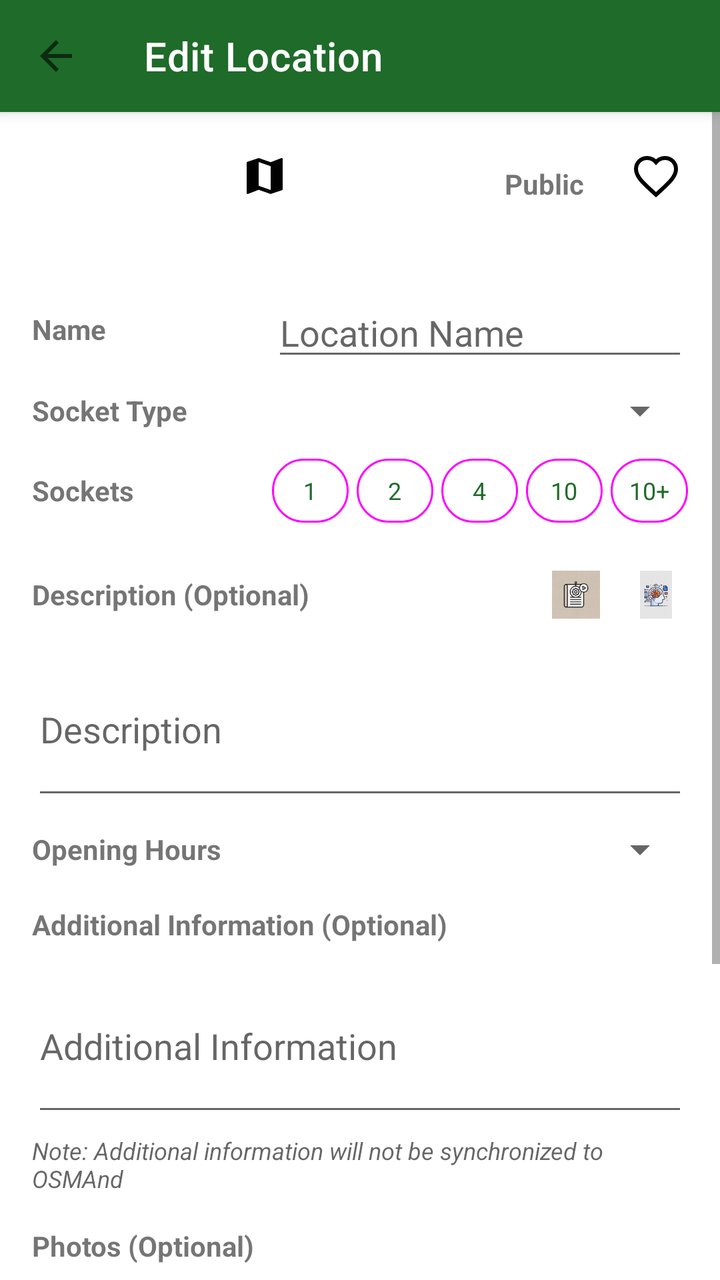
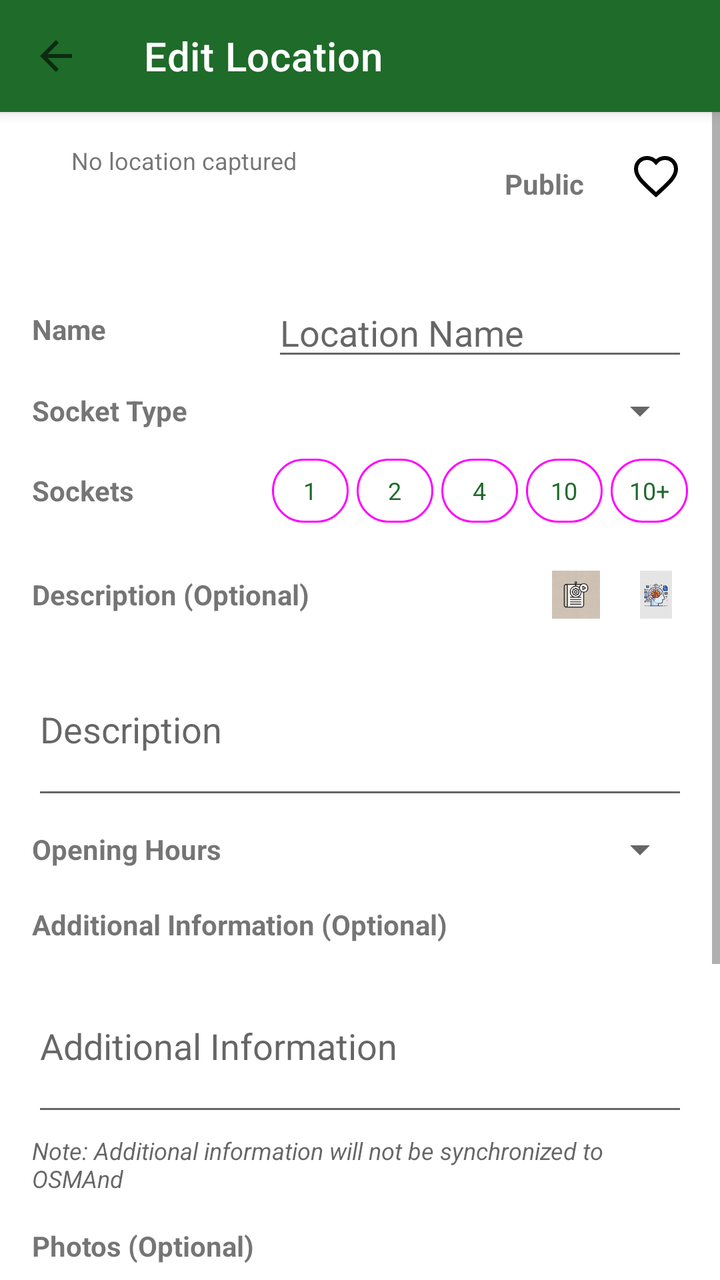

Before-and-after screenshots of an Android layout around one commit, followed by the original layout XML and the change that was made.
<!-- AndroidManifest.xml: application theme Theme.PEVPlugShare -->
<!-- res/layout/activity_edit_location.xml -->
<?xml version="1.0" encoding="utf-8"?>
<LinearLayout xmlns:android="http://schemas.android.com/apk/res/android"
    xmlns:app="http://schemas.android.com/apk/res-auto"
    android:layout_width="match_parent"
    android:layout_height="match_parent"
    android:orientation="vertical">

    
    <com.google.android.material.appbar.MaterialToolbar
        android:id="@+id/toolbar"
        android:layout_width="match_parent"
        android:layout_height="?attr/actionBarSize"
        android:background="?attr/colorPrimary"
        android:elevation="4dp"
        app:navigationIcon="@drawable/ic_arrow_back"
        app:title="Edit Location"
        app:titleTextColor="?attr/colorOnPrimary" />

    <FrameLayout
        android:layout_width="match_parent"
        android:layout_height="0dp"
        android:layout_weight="1">

        
        <ProgressBar
            android:id="@+id/progressBar"
            android:layout_width="wrap_content"
            android:layout_height="wrap_content"
            android:layout_gravity="center"
            android:visibility="gone" />

        
        <ScrollView
            android:id="@+id/formContainer"
            android:layout_width="match_parent"
            android:layout_height="match_parent"
            android:visibility="visible">

            <LinearLayout
                android:layout_width="match_parent"
                android:layout_height="wrap_content"
                android:orientation="vertical"
                android:padding="16dp">

            
            <LinearLayout
                android:layout_width="match_parent"
                android:layout_height="wrap_content"
                android:orientation="horizontal"
                android:gravity="end"
                android:layout_marginBottom="16dp">

                
                <ImageView
                    android:id="@+id/mapLocationButton"
                    android:layout_width="32dp"
                    android:layout_height="32dp"
                    android:src="@drawable/ic_map"
                    android:contentDescription="Select location on map"
                    android:padding="4dp"
                    android:layout_marginEnd="16dp" />

                
                <ImageView
                    android:id="@+id/feeIndicator"
                    android:layout_width="32dp"
                    android:layout_height="32dp"
                    android:src="@drawable/ic_dollar"
                    android:contentDescription="Fee indicator"
                    android:padding="4dp"
                    android:layout_marginEnd="16dp" />

                
                <LinearLayout
                    android:id="@+id/accessTypeToggleLayout"
                    android:layout_width="wrap_content"
                    android:layout_height="wrap_content"
                    android:orientation="horizontal"
                    android:gravity="center_vertical"
                    android:padding="4dp"
                    android:layout_marginEnd="16dp">

                    <ImageView
                        android:id="@+id/accessTypeIcon"
                        android:layout_width="32dp"
                        android:layout_height="32dp"
                        android:src="@drawable/ic_public"
                        android:contentDescription="Access type"
                        android:padding="4dp" />

                    <TextView
                        android:id="@+id/accessTypeText"
                        android:layout_width="wrap_content"
                        android:layout_height="wrap_content"
                        android:text="Public"
                        android:textStyle="bold"
                        android:layout_marginStart="4dp" />
                </LinearLayout>

                
                <ImageView
                    android:id="@+id/favoriteIndicator"
                    android:layout_width="32dp"
                    android:layout_height="32dp"
                    android:src="@drawable/ic_favorite_border"
                    android:contentDescription="Mark as favorite"
                    android:padding="4dp" />
            </LinearLayout>

            
            <LinearLayout
                android:layout_width="match_parent"
                android:layout_height="wrap_content"
                android:orientation="horizontal"
                android:layout_marginTop="16dp"
                android:gravity="center_vertical">

                <TextView
                    android:layout_width="120dp"
                    android:layout_height="wrap_content"
                    android:text="Name"
                    android:textStyle="bold" />

                <EditText
                    android:id="@+id/nameInput"
                    android:layout_width="0dp"
                    android:layout_height="wrap_content"
                    android:layout_weight="1"
                    android:hint="Location Name"
                    android:inputType="text" />
            </LinearLayout>

            
            <LinearLayout
                android:layout_width="match_parent"
                android:layout_height="wrap_content"
                android:orientation="horizontal"
                android:layout_marginTop="8dp"
                android:gravity="center_vertical">

                <TextView
                    android:layout_width="120dp"
                    android:layout_height="wrap_content"
                    android:text="Socket Type"
                    android:textStyle="bold" />

                <Spinner
                    android:id="@+id/socketTypeSpinner"
                    android:layout_width="0dp"
                    android:layout_height="wrap_content"
                    android:layout_weight="1" />
            </LinearLayout>

            
            <LinearLayout
                android:layout_width="match_parent"
                android:layout_height="wrap_content"
                android:orientation="horizontal"
                android:layout_marginTop="8dp"
                android:gravity="center_vertical">

                <TextView
                    android:layout_width="120dp"
                    android:layout_height="wrap_content"
                    android:text="Sockets"
                    android:textStyle="bold" />

                <LinearLayout
                    android:layout_width="0dp"
                    android:layout_height="wrap_content"
                    android:layout_weight="1"
                    android:orientation="horizontal"
                    android:gravity="center_vertical">

                    <com.google.android.material.button.MaterialButton
                        android:id="@+id/socket1Button"
                        android:layout_width="0dp"
                        android:layout_height="40dp"
                        android:layout_weight="1"
                        android:text="1"
                        android:textSize="12sp"
                        android:minHeight="0dp"
                        android:minWidth="0dp"
                        android:paddingTop="4dp"
                        android:paddingBottom="4dp"
                        android:paddingStart="2dp"
                        android:paddingEnd="2dp"
                        android:layout_marginEnd="4dp"
                        android:insetLeft="0dp"
                        android:insetRight="0dp"
                        style="@style/Widget.Material3.Button.OutlinedButton" />

                    <com.google.android.material.button.MaterialButton
                        android:id="@+id/socket2Button"
                        android:layout_width="0dp"
                        android:layout_height="40dp"
                        android:layout_weight="1"
                        android:text="2"
                        android:textSize="12sp"
                        android:minHeight="0dp"
                        android:minWidth="0dp"
                        android:paddingTop="4dp"
                        android:paddingBottom="4dp"
                        android:paddingStart="2dp"
                        android:paddingEnd="2dp"
                        android:layout_marginEnd="4dp"
                        android:insetLeft="0dp"
                        android:insetRight="0dp"
                        style="@style/Widget.Material3.Button.OutlinedButton" />

                    <com.google.android.material.button.MaterialButton
                        android:id="@+id/socket4Button"
                        android:layout_width="0dp"
                        android:layout_height="40dp"
                        android:layout_weight="1"
                        android:text="4"
                        android:textSize="12sp"
                        android:minHeight="0dp"
                        android:minWidth="0dp"
                        android:paddingTop="4dp"
                        android:paddingBottom="4dp"
                        android:paddingStart="2dp"
                        android:paddingEnd="2dp"
                        android:layout_marginEnd="4dp"
                        android:insetLeft="0dp"
                        android:insetRight="0dp"
                        style="@style/Widget.Material3.Button.OutlinedButton" />

                    <com.google.android.material.button.MaterialButton
                        android:id="@+id/socket10Button"
                        android:layout_width="0dp"
                        android:layout_height="40dp"
                        android:layout_weight="1"
                        android:text="10"
                        android:textSize="12sp"
                        android:minHeight="0dp"
                        android:minWidth="0dp"
                        android:paddingTop="4dp"
                        android:paddingBottom="4dp"
                        android:paddingStart="2dp"
                        android:paddingEnd="2dp"
                        android:layout_marginEnd="4dp"
                        android:insetLeft="0dp"
                        android:insetRight="0dp"
                        style="@style/Widget.Material3.Button.OutlinedButton" />

                    <com.google.android.material.button.MaterialButton
                        android:id="@+id/socket10PlusButton"
                        android:layout_width="0dp"
                        android:layout_height="40dp"
                        android:layout_weight="1"
                        android:text="10+"
                        android:textSize="12sp"
                        android:minHeight="0dp"
                        android:minWidth="0dp"
                        android:paddingTop="4dp"
                        android:paddingBottom="4dp"
                        android:paddingStart="2dp"
                        android:paddingEnd="2dp"
                        android:insetLeft="0dp"
                        android:insetRight="0dp"
                        style="@style/Widget.Material3.Button.OutlinedButton" />
                </LinearLayout>
            </LinearLayout>

            
            <com.google.android.material.button.MaterialButtonToggleGroup
                android:id="@+id/accessTypeToggle"
                android:layout_width="match_parent"
                android:layout_height="wrap_content"
                android:layout_marginTop="8dp"
                android:visibility="gone"
                app:selectionRequired="true"
                app:singleSelection="true">

                <com.google.android.material.button.MaterialButton
                    android:id="@+id/public_button"
                    android:layout_width="0dp"
                    android:layout_height="wrap_content"
                    android:layout_weight="1"
                    android:text="Public"
                    style="@style/Widget.Material3.Button.OutlinedButton" />

                <com.google.android.material.button.MaterialButton
                    android:id="@+id/private_button"
                    android:layout_width="0dp"
                    android:layout_height="wrap_content"
                    android:layout_weight="1"
                    android:text="Private"
                    style="@style/Widget.Material3.Button.OutlinedButton" />
            </com.google.android.material.button.MaterialButtonToggleGroup>

            <CheckBox
                android:id="@+id/feeCheckbox"
                android:layout_width="match_parent"
                android:layout_height="wrap_content"
                android:layout_marginTop="12dp"
                android:visibility="gone"
                android:text="This location has charging fees" />

            
            <LinearLayout
                android:id="@+id/feeDetailsSection"
                android:layout_width="match_parent"
                android:layout_height="wrap_content"
                android:layout_marginTop="12dp"
                android:orientation="vertical"
                android:visibility="gone"
                android:padding="12dp"
                android:background="@color/md_theme_surface">

                <EditText
                    android:id="@+id/providerNameInput"
                    android:layout_width="match_parent"
                    android:layout_height="wrap_content"
                    android:hint="Provider Name" />

                <EditText
                    android:id="@+id/chargingCostsInput"
                    android:layout_width="match_parent"
                    android:layout_height="wrap_content"
                    android:layout_marginTop="8dp"
                    android:hint="Approximate Costs" />

                <EditText
                    android:id="@+id/providerWebsiteInput"
                    android:layout_width="match_parent"
                    android:layout_height="wrap_content"
                    android:layout_marginTop="8dp"
                    android:hint="Provider Website"
                    android:inputType="textUri" />
            </LinearLayout>

            
            <LinearLayout
                android:layout_width="match_parent"
                android:layout_height="wrap_content"
                android:layout_marginTop="16dp"
                android:orientation="horizontal"
                android:gravity="center_vertical">

                <TextView
                    android:layout_width="0dp"
                    android:layout_height="wrap_content"
                    android:layout_weight="1"
                    android:text="Description (Optional)"
                    android:textStyle="bold" />

                <ImageView
                    android:id="@+id/buttonParseDescription"
                    android:layout_width="32dp"
                    android:layout_height="32dp"
                    android:src="@drawable/ic_parse_description"
                    android:contentDescription="Parse description to extract data"
                    android:padding="4dp"
                    android:layout_marginEnd="8dp"
                    android:background="?attr/selectableItemBackgroundBorderless" />

                <ImageView
                    android:id="@+id/buttonGenerateDescription"
                    android:layout_width="32dp"
                    android:layout_height="32dp"
                    android:src="@drawable/ic_generate_description"
                    android:contentDescription="Generate description with AI"
                    android:padding="4dp"
                    android:background="?attr/selectableItemBackgroundBorderless" />
            </LinearLayout>

            <EditText
                android:id="@+id/descriptionInput"
                android:layout_width="match_parent"
                android:layout_height="wrap_content"
                android:layout_marginTop="8dp"
                android:hint="Description"
                android:inputType="textMultiLine"
                android:lines="3" />

            
            <LinearLayout
                android:layout_width="match_parent"
                android:layout_height="wrap_content"
                android:orientation="horizontal"
                android:layout_marginTop="8dp"
                android:gravity="center_vertical">

                <TextView
                    android:layout_width="120dp"
                    android:layout_height="wrap_content"
                    android:text="Opening Hours"
                    android:textStyle="bold" />

                <Spinner
                    android:id="@+id/openingHoursSpinner"
                    android:layout_width="0dp"
                    android:layout_height="wrap_content"
                    android:layout_weight="1" />
            </LinearLayout>

            
            <TextView
                android:layout_width="match_parent"
                android:layout_height="wrap_content"
                android:layout_marginTop="16dp"
                android:text="Additional Information (Optional)"
                android:textStyle="bold" />

            <EditText
                android:id="@+id/additionalInfoInput"
                android:layout_width="match_parent"
                android:layout_height="wrap_content"
                android:layout_marginTop="8dp"
                android:hint="Additional Information"
                android:inputType="textMultiLine"
                android:lines="3" />

            <TextView
                android:layout_width="match_parent"
                android:layout_height="wrap_content"
                android:layout_marginTop="4dp"
                android:text="Note: Additional information will not be synchronized to OSMAnd"
                android:textSize="12sp"
                android:textStyle="italic"
                android:textColor="?android:attr/textColorSecondary" />

            
            <LinearLayout
                android:layout_width="match_parent"
                android:layout_height="wrap_content"
                android:layout_marginTop="16dp"
                android:orientation="horizontal"
                android:gravity="center_vertical">

                <TextView
                    android:layout_width="0dp"
                    android:layout_height="wrap_content"
                    android:layout_weight="1"
                    android:text="Photos (Optional)"
                    android:textStyle="bold" />

                <ImageView
                    android:id="@+id/analyzePhotosButton"
                    android:layout_width="32dp"
                    android:layout_height="32dp"
                    android:src="@drawable/ic_auto_fix"
                    android:contentDescription="Analyze photos with AI"
                    android:padding="4dp"
                    android:background="?attr/selectableItemBackgroundBorderless"
                    android:visibility="gone" />
            </LinearLayout>

            <HorizontalScrollView
                android:layout_width="match_parent"
                android:layout_height="wrap_content"
                android:layout_marginTop="8dp">

                <LinearLayout
                    android:id="@+id/photosContainer"
                    android:layout_width="wrap_content"
                    android:layout_height="wrap_content"
                    android:orientation="horizontal">

                    
                    <com.google.android.material.card.MaterialCardView
                        android:id="@+id/addPhotoButton"
                        android:layout_width="100dp"
                        android:layout_height="100dp"
                        android:layout_margin="4dp"
                        android:clickable="true"
                        android:focusable="true"
                        app:cardCornerRadius="8dp">

                        <LinearLayout
                            android:layout_width="match_parent"
                            android:layout_height="match_parent"
                            android:orientation="vertical"
                            android:gravity="center"
                            android:background="?attr/selectableItemBackground">

                            <ImageView
                                android:layout_width="48dp"
                                android:layout_height="48dp"
                                android:src="@drawable/ic_add"
                                app:tint="?attr/colorPrimary" />

                            <TextView
                                android:layout_width="wrap_content"
                                android:layout_height="wrap_content"
                                android:text="Add Photo"
                                android:textSize="12sp"
                                android:layout_marginTop="4dp" />
                        </LinearLayout>
                    </com.google.android.material.card.MaterialCardView>

                    
                </LinearLayout>
            </HorizontalScrollView>

            <TextView
                android:layout_width="match_parent"
                android:layout_height="wrap_content"
                android:layout_marginTop="4dp"
                android:text="Add up to 5 photos to help identify the charging location"
                android:textSize="12sp"
                android:textStyle="italic"
                android:textColor="?android:attr/textColorSecondary" />

            
            <LinearLayout
                android:layout_width="match_parent"
                android:layout_height="wrap_content"
                android:layout_marginTop="24dp"
                android:orientation="horizontal"
                android:weightSum="2">

                <com.google.android.material.button.MaterialButton
                    android:id="@+id/buttonSubmit"
                    android:layout_width="0dp"
                    android:layout_height="wrap_content"
                    android:layout_weight="1"
                    android:layout_marginEnd="4dp"
                    android:text="Update"
                    android:textSize="16sp" />

                <com.google.android.material.button.MaterialButton
                    android:id="@+id/buttonCancel"
                    android:layout_width="0dp"
                    android:layout_height="wrap_content"
                    android:layout_weight="1"
                    android:layout_marginStart="4dp"
                    android:text="Cancel"
                    android:textSize="16sp"
                    style="@style/CustomOutlinedButton" />
            </LinearLayout>

            
            <com.google.android.material.button.MaterialButton
                android:id="@+id/buttonSyncToOsmand"
                android:layout_width="match_parent"
                android:layout_height="wrap_content"
                android:layout_marginTop="8dp"
                android:text="Sync to OSMAnd"
                android:icon="@drawable/ic_sync_pending"
                android:textSize="16sp"
                android:visibility="gone"
                style="@style/CustomOutlinedButton" />

        </LinearLayout>

    </ScrollView>

    </FrameLayout>

    
    <include layout="@layout/modal_map_location_picker" />

</LinearLayout>
<!-- res/layout/modal_map_location_picker.xml (included above) -->
<?xml version="1.0" encoding="utf-8"?>
<FrameLayout xmlns:android="http://schemas.android.com/apk/res/android"
    xmlns:app="http://schemas.android.com/apk/res-auto"
    android:id="@+id/mapModalOverlay"
    android:layout_width="match_parent"
    android:layout_height="match_parent"
    android:background="#80000000"
    android:visibility="gone"
    android:clickable="true"
    android:focusable="true">

    <LinearLayout
        android:layout_width="match_parent"
        android:layout_height="wrap_content"
        android:layout_gravity="center"
        android:layout_marginStart="24dp"
        android:layout_marginEnd="24dp"
        android:layout_marginTop="80dp"
        android:layout_marginBottom="80dp"
        android:background="@android:color/white"
        android:elevation="8dp"
        android:orientation="vertical"
        android:maxHeight="500dp">

        
        <org.osmdroid.views.MapView
            android:id="@+id/mapView"
            android:layout_width="match_parent"
            android:layout_height="0dp"
            android:layout_weight="1" />

        
        <LinearLayout
            android:layout_width="match_parent"
            android:layout_height="wrap_content"
            android:orientation="horizontal"
            android:padding="16dp"
            android:weightSum="2">

            <com.google.android.material.button.MaterialButton
                android:id="@+id/buttonAcceptLocation"
                android:layout_width="0dp"
                android:layout_height="wrap_content"
                android:layout_weight="1"
                android:layout_marginEnd="8dp"
                android:text="Accept" />

            <com.google.android.material.button.MaterialButton
                android:id="@+id/buttonCancelLocation"
                android:layout_width="0dp"
                android:layout_height="wrap_content"
                android:layout_weight="1"
                android:layout_marginStart="8dp"
                android:text="Cancel"
                style="@style/Widget.MaterialComponents.Button.OutlinedButton" />
        </LinearLayout>
    </LinearLayout>
</FrameLayout>
<!-- resources referenced by this layout -->
<resources>
  <color name="md_theme_surface">#fffbfe</color>
  <!-- drawable ic_add (drawable) -->
  <?xml version="1.0" encoding="utf-8"?>
  <vector xmlns:android="http://schemas.android.com/apk/res/android"
      android:width="24dp"
      android:height="24dp"
      android:viewportWidth="24"
      android:viewportHeight="24">
      <path
          android:fillColor="#000000"
          android:pathData="M12,4C7.58,4 4,7.58 4,12s3.58,8 8,8 8,-3.58 8,-8 -3.58,-8 -8,-8zm3.5,9h-3v3h-1v-3h-3v-1h3V8h1v3h3v1z" />
  </vector>
  <!-- drawable ic_arrow_back (drawable) -->
  <vector xmlns:android="http://schemas.android.com/apk/res/android"
      android:width="24dp"
      android:height="24dp"
      android:viewportWidth="24"
      android:viewportHeight="24"
      android:tint="?attr/colorControlNormal">
      <path
          android:fillColor="@android:color/white"
          android:pathData="M20,11H7.83l5.59,-5.59L12,4l-8,8 8,8 1.41,-1.41L7.83,13H20v-2z"/>
  </vector>
  <!-- drawable ic_favorite_border (drawable) -->
  <?xml version="1.0" encoding="utf-8"?>
  <vector xmlns:android="http://schemas.android.com/apk/res/android"
      android:width="24dp"
      android:height="24dp"
      android:viewportWidth="24"
      android:viewportHeight="24">
      <path
          android:strokeColor="@android:color/black"
          android:strokeWidth="2"
          android:fillColor="@android:color/transparent"
          android:pathData="M12,21.35l-1.45,-1.32C5.4,15.36 2,12.28 2,8.5 2,5.42 4.42,3 7.5,3c1.74,0 3.41,0.81 4.5,2.09C13.09,3.81 14.76,3 16.5,3 19.58,3 22,5.42 22,8.5c0,3.78 -3.4,6.86 -8.55,11.54L12,21.35z"/>
  </vector>
  <!-- drawable ic_map (drawable) -->
  <vector xmlns:android="http://schemas.android.com/apk/res/android"
      android:width="24dp"
      android:height="24dp"
      android:viewportWidth="24"
      android:viewportHeight="24">
      <path
          android:fillColor="@android:color/black"
          android:pathData="M20.5,3l-0.16,0.03L15,5.1 9,3 3.36,4.9c-0.21,0.07 -0.36,0.25 -0.36,0.48V20.5c0,0.28 0.22,0.5 0.5,0.5l0.16,-0.03L9,18.9l6,2.1 5.64,-1.9c0.21,-0.07 0.36,-0.25 0.36,-0.48V3.5c0,-0.28 -0.22,-0.5 -0.5,-0.5zM15,19l-6,-2.11V5l6,2.11V19z"/>
  </vector>
  <!-- drawable ic_sync_pending (drawable) -->
  <vector xmlns:android="http://schemas.android.com/apk/res/android"
      android:width="24dp"
      android:height="24dp"
      android:viewportWidth="24"
      android:viewportHeight="24">
      <path
          android:fillColor="#FF9800"
          android:pathData="M12,4V1L8,5l4,4V6c3.31,0 6,2.69 6,6 0,1.01 -0.25,1.97 -0.7,2.8l1.46,1.46C19.54,15.03 20,13.57 20,12c0,-4.42 -3.58,-8 -8,-8zm0,14c-3.31,0 -6,-2.69 -6,-6 0,-1.01 0.25,-1.97 0.7,-2.8L5.24,7.74C4.46,8.97 4,10.43 4,12c0,4.42 3.58,8 8,8v3l4,-4 -4,-4v3z"/>
  </vector>
  <style name="CustomOutlinedButton" parent="Widget.MaterialComponents.Button.OutlinedButton">
          <item name="cornerRadius">0dp</item>
          <item name="strokeColor">@color/md_theme_primary</item>
          <item name="strokeWidth">2dp</item>
          <item name="android:textColor">@color/md_theme_primary</item>
      </style>
  <style name="Theme.PEVPlugShare" parent="Theme.MaterialComponents.Light.NoActionBar">
          <item name="colorPrimary">@color/md_theme_primary</item>
          <item name="colorSecondary">@color/md_theme_secondary</item>
          <item name="colorError">@color/md_theme_error</item>
      </style>
  <color name="md_theme_primary">#1f6b2a</color>
  <color name="md_theme_secondary">#2d7a3f</color>
  <color name="md_theme_error">#c00000</color>
  <!-- unchanged entries left out for length: 5 -->
</resources>

<!-- the commit's change to res/layout/activity_edit_location.xml (unified diff, before → after) -->
@@ -58,6 +58,14 @@
                     android:src="@drawable/ic_map"
                     android:contentDescription="Select location on map"
                     android:padding="4dp"
+                    android:layout_marginEnd="16dp" />
+
+                <TextView
+                    android:id="@+id/locationCoordinatesTextView"
+                    android:layout_width="wrap_content"
+                    android:layout_height="wrap_content"
+                    android:text="No location captured"
+                    android:textSize="12sp"
                     android:layout_marginEnd="16dp" />
 
                 
